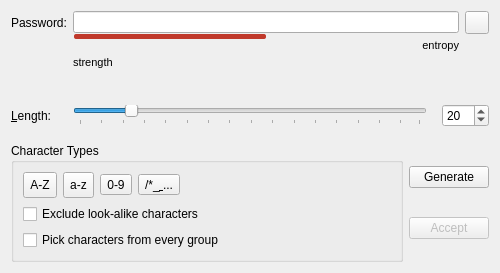
keepassxreboot/keepassxc, file src/gui/PasswordGeneratorWidget.ui: the form before one commit.
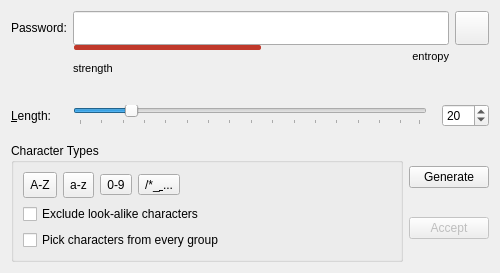
The form after the commit.

Commit message: Assign fixed height to password fields and visibility toggle button to prevent layout from jumping when toggling

Patch:
```diff
--- a/src/gui/PasswordGeneratorWidget.ui
+++ b/src/gui/PasswordGeneratorWidget.ui
@@ -96,6 +96,18 @@
      </item>
      <item row="0" column="2" alignment="Qt::AlignRight">
       <widget class="QToolButton" name="togglePasswordButton">
+       <property name="minimumSize">
+        <size>
+         <width>34</width>
+         <height>34</height>
+        </size>
+       </property>
+       <property name="maximumSize">
+        <size>
+         <width>34</width>
+         <height>34</height>
+        </size>
+       </property>
        <property name="checkable">
         <bool>true</bool>
        </property>
@@ -177,6 +189,12 @@
      </item>
      <item row="0" column="1">
       <widget class="QLineEdit" name="editNewPassword">
+       <property name="minimumSize">
+        <size>
+         <width>0</width>
+         <height>34</height>
+        </size>
+       </property>
        <property name="maxLength">
         <number>999</number>
        </property>
```
The commit also changes 2 other files.
